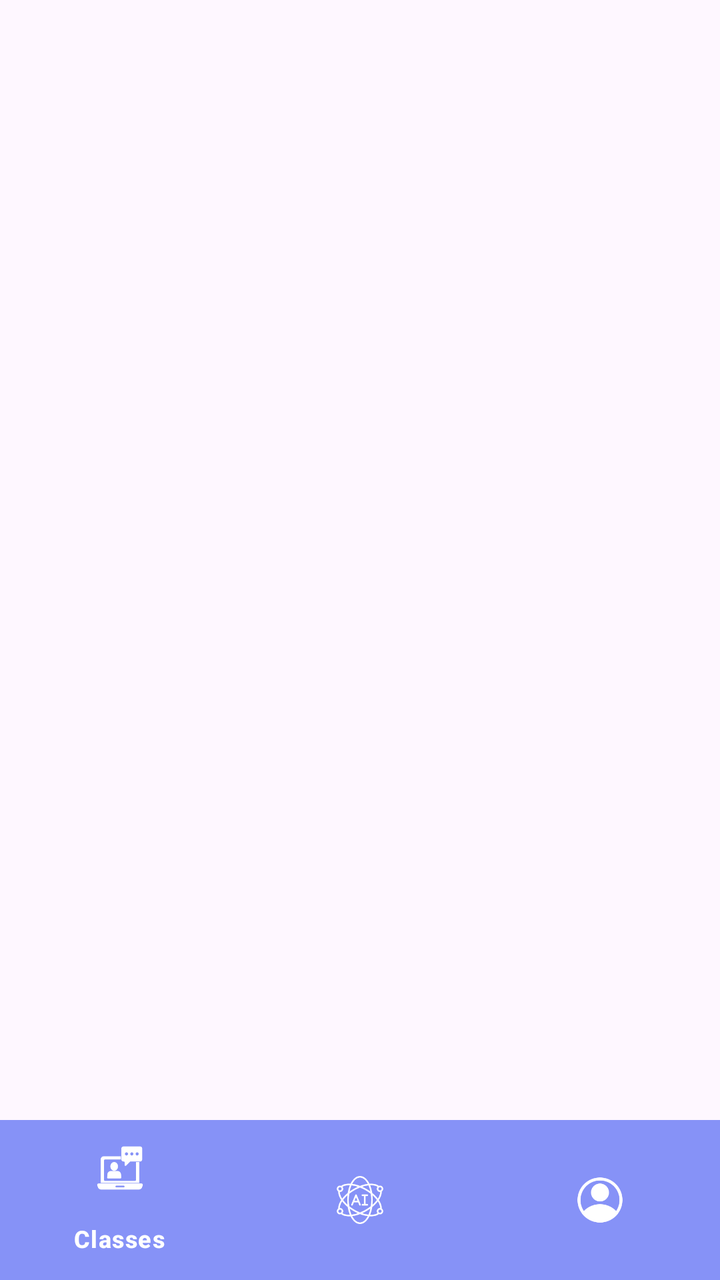
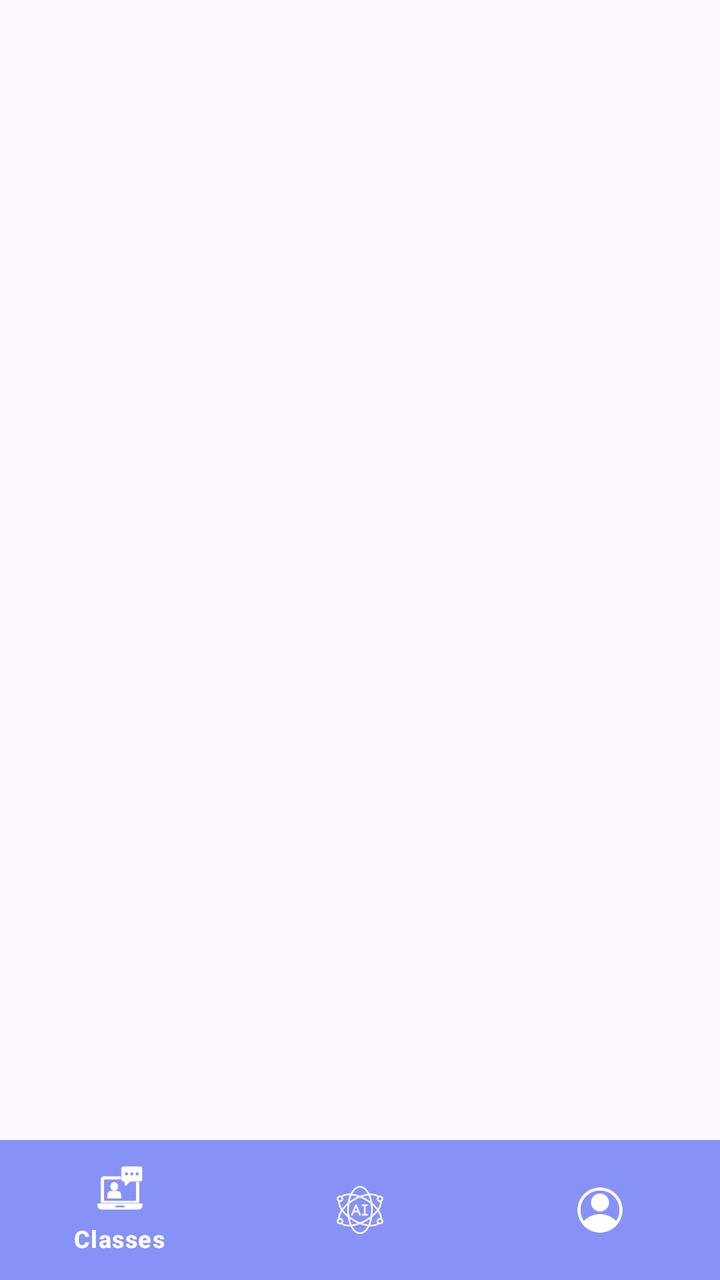

The first picture is an Android layout as it rendered before a commit; the second is the same layout after the commit. The layout source and the unified diff follow.
<!-- AndroidManifest.xml: application theme Theme.TSTAR.Light -->
<!-- res/layout/s_mainpage.xml -->
<?xml version="1.0" encoding="utf-8"?>
<androidx.constraintlayout.widget.ConstraintLayout
    xmlns:android="http://schemas.android.com/apk/res/android"
    xmlns:app="http://schemas.android.com/apk/res-auto"
    android:layout_width="match_parent"
    android:layout_height="match_parent">

    
    <FrameLayout
        android:id="@+id/s_framelayout_mainpage"
        android:layout_width="match_parent"
        android:layout_height="0dp"
        app:layout_constraintTop_toTopOf="parent"
        app:layout_constraintStart_toStartOf="parent"
        app:layout_constraintEnd_toEndOf="parent"
        app:layout_constraintBottom_toTopOf="@id/s_bottom_nav"/>

    
    <com.google.android.material.bottomnavigation.BottomNavigationView
        android:id="@+id/s_bottom_nav"
        android:layout_width="0dp"
        android:layout_height="wrap_content"
        android:background="@drawable/header_gradient"
        app:menu="@menu/s_bottom_navigation_bar"
        app:itemIconTint="@color/white"
        app:itemTextColor="@color/white"
        app:labelVisibilityMode="selected"
        app:itemActiveIndicatorStyle="@null"
        app:layout_constraintBottom_toBottomOf="parent"
        app:layout_constraintStart_toStartOf="parent"
        app:layout_constraintEnd_toEndOf="parent"/>

</androidx.constraintlayout.widget.ConstraintLayout>
<!-- resources referenced by this layout -->
<resources>
  <color name="white">#FFFFFF</color>
  <!-- drawable header_gradient (drawable) -->
  <?xml version="1.0" encoding="utf-8"?>
  <shape xmlns:android="http://schemas.android.com/apk/res/android"
      android:shape="rectangle">
      <gradient
          android:startColor="@color/maroon_variant"
          android:endColor="@color/maroon_dark"
          android:angle="270"/>
  </shape>
  <style name="Theme.TSTAR.Light" parent="Theme.Material3.Light.NoActionBar">
          <item name="android:windowLightStatusBar">true</item>
          <item name="android:forceDarkAllowed">false</item>
  
  
          
          <item name="colorPrimary">@color/Lavender</item>
          <item name="colorPrimaryVariant">@color/Dark_Lavender</item>
          <item name="colorOnPrimary">@color/white</item>
  
          
          <item name="android:statusBarColor">@color/Dark_Lavender</item>
  
          
          <item name="android:windowLightStatusBar">false</item>
  
      </style>
  <color name="maroon_variant">#8692f7</color>
  <color name="maroon_dark">#8692f7</color>
  <color name="Lavender">#8692f7</color>
  <color name="Dark_Lavender">#707CD9</color>
</resources>

<!-- the commit's change to res/layout/s_mainpage.xml (unified diff, before → after) -->
@@ -19,7 +19,7 @@
     <com.google.android.material.bottomnavigation.BottomNavigationView
         android:id="@+id/s_bottom_nav"
         android:layout_width="0dp"
-        android:layout_height="wrap_content"
+        android:layout_height="70dp"
         android:background="@drawable/header_gradient"
         app:menu="@menu/s_bottom_navigation_bar"
         app:itemIconTint="@color/white"
